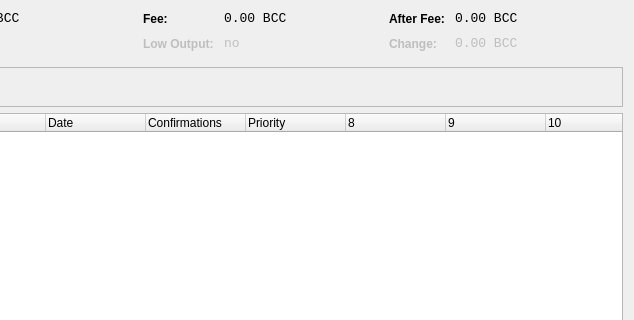
This is src/qt/forms/coincontroldialog.ui in owner232/USDEX as Qt 5 draws it before an edit; both pictures show x 366 to 1000 and y 0 to 320 of the 1000 by 500 pixel window. The edited form follows.
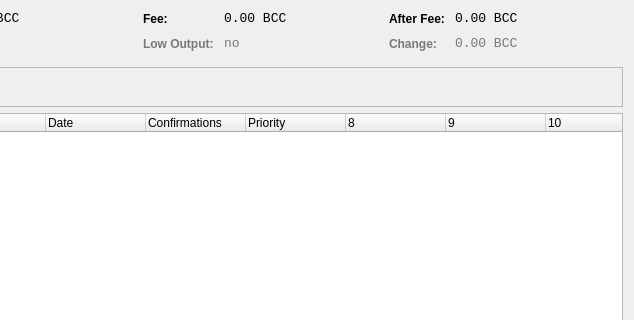
This is the edited form. Icons and pictures are not drawn. Custom widgets are drawn as their Qt base class.

```diff
--- a/src/qt/forms/coincontroldialog.ui
+++ b/src/qt/forms/coincontroldialog.ui
@@ -236,6 +236,124 @@
          <property name="enabled">
           <bool>false</bool>
          </property>
+         <property name="palette">
+          <palette>
+           <active>
+            <colorrole role="WindowText">
+             <brush brushstyle="SolidPattern">
+              <color alpha="255">
+               <red>0</red>
+               <green>0</green>
+               <blue>0</blue>
+              </color>
+             </brush>
+            </colorrole>
+            <colorrole role="Text">
+             <brush brushstyle="SolidPattern">
+              <color alpha="255">
+               <red>0</red>
+               <green>0</green>
+               <blue>0</blue>
+              </color>
+             </brush>
+            </colorrole>
+            <colorrole role="ButtonText">
+             <brush brushstyle="SolidPattern">
+              <color alpha="255">
+               <red>0</red>
+               <green>0</green>
+               <blue>0</blue>
+              </color>
+             </brush>
+            </colorrole>
+            <colorrole role="ToolTipText">
+             <brush brushstyle="SolidPattern">
+              <color alpha="255">
+               <red>0</red>
+               <green>0</green>
+               <blue>0</blue>
+              </color>
+             </brush>
+            </colorrole>
+           </active>
+           <inactive>
+            <colorrole role="WindowText">
+             <brush brushstyle="SolidPattern">
+              <color alpha="255">
+               <red>0</red>
+               <green>0</green>
+               <blue>0</blue>
+              </color>
+             </brush>
+            </colorrole>
+            <colorrole role="Text">
+             <brush brushstyle="SolidPattern">
+              <color alpha="255">
+               <red>0</red>
+               <green>0</green>
+               <blue>0</blue>
+              </color>
+             </brush>
+            </colorrole>
+            <colorrole role="ButtonText">
+             <brush brushstyle="SolidPattern">
+              <color alpha="255">
+               <red>0</red>
+               <green>0</green>
+               <blue>0</blue>
+              </color>
+             </brush>
+            </colorrole>
+            <colorrole role="ToolTipText">
+             <brush brushstyle="SolidPattern">
+              <color alpha="255">
+               <red>0</red>
+               <green>0</green>
+               <blue>0</blue>
+              </color>
+             </brush>
+            </colorrole>
+           </inactive>
+           <disabled>
+            <colorrole role="WindowText">
+             <brush brushstyle="SolidPattern">
+              <color alpha="255">
+               <red>120</red>
+               <green>120</green>
+               <blue>120</blue>
+              </color>
+             </brush>
+            </colorrole>
+            <colorrole role="Text">
+             <brush brushstyle="SolidPattern">
+              <color alpha="255">
+               <red>120</red>
+               <green>120</green>
+               <blue>120</blue>
+              </color>
+             </brush>
+            </colorrole>
+            <colorrole role="ButtonText">
+             <brush brushstyle="SolidPattern">
+              <color alpha="255">
+               <red>120</red>
+               <green>120</green>
+               <blue>120</blue>
+              </color>
+             </brush>
+            </colorrole>
+            <colorrole role="ToolTipText">
+             <brush brushstyle="SolidPattern">
+              <color alpha="255">
+               <red>0</red>
+               <green>0</green>
+               <blue>0</blue>
+              </color>
+             </brush>
+            </colorrole>
+           </disabled>
+          </palette>
+         </property>
          <property name="styleSheet">
           <string notr="true">font-weight:bold;</string>
          </property>
@@ -249,6 +367,124 @@
          <property name="enabled">
           <bool>false</bool>
          </property>
+         <property name="palette">
+          <palette>
+           <active>
+            <colorrole role="WindowText">
+             <brush brushstyle="SolidPattern">
+              <color alpha="255">
+               <red>0</red>
+               <green>0</green>
+               <blue>0</blue>
+              </color>
+             </brush>
+            </colorrole>
+            <colorrole role="Text">
+             <brush brushstyle="SolidPattern">
+              <color alpha="255">
+               <red>0</red>
+               <green>0</green>
+               <blue>0</blue>
+              </color>
+             </brush>
+            </colorrole>
+            <colorrole role="ButtonText">
+             <brush brushstyle="SolidPattern">
+              <color alpha="255">
+               <red>0</red>
+               <green>0</green>
+               <blue>0</blue>
+              </color>
+             </brush>
+            </colorrole>
+            <colorrole role="ToolTipText">
+             <brush brushstyle="SolidPattern">
+              <color alpha="255">
+               <red>0</red>
+               <green>0</green>
+               <blue>0</blue>
+              </color>
+             </brush>
+            </colorrole>
+           </active>
+           <inactive>
+            <colorrole role="WindowText">
+             <brush brushstyle="SolidPattern">
+              <color alpha="255">
+               <red>0</red>
+               <green>0</green>
+               <blue>0</blue>
+              </color>
+             </brush>
+            </colorrole>
+            <colorrole role="Text">
+             <brush brushstyle="SolidPattern">
+              <color alpha="255">
+               <red>0</red>
+               <green>0</green>
+               <blue>0</blue>
+              </color>
+             </brush>
+            </colorrole>
+            <colorrole role="ButtonText">
+             <brush brushstyle="SolidPattern">
+              <color alpha="255">
+               <red>0</red>
+               <green>0</green>
+               <blue>0</blue>
+              </color>
+             </brush>
+            </colorrole>
+            <colorrole role="ToolTipText">
+             <brush brushstyle="SolidPattern">
+              <color alpha="255">
+               <red>0</red>
+               <green>0</green>
+               <blue>0</blue>
+              </color>
+             </brush>
+            </colorrole>
+           </inactive>
+           <disabled>
+            <colorrole role="WindowText">
+             <brush brushstyle="SolidPattern">
+              <color alpha="255">
+               <red>120</red>
+               <green>120</green>
+               <blue>120</blue>
+              </color>
+             </brush>
+            </colorrole>
+            <colorrole role="Text">
+             <brush brushstyle="SolidPattern">
+              <color alpha="255">
+               <red>120</red>
+               <green>120</green>
+               <blue>120</blue>
+              </color>
+             </brush>
+            </colorrole>
+            <colorrole role="ButtonText">
+             <brush brushstyle="SolidPattern">
+              <color alpha="255">
+               <red>120</red>
+               <green>120</green>
+               <blue>120</blue>
+              </color>
+             </brush>
+            </colorrole>
+            <colorrole role="ToolTipText">
+             <brush brushstyle="SolidPattern">
+              <color alpha="255">
+               <red>0</red>
+               <green>0</green>
+               <blue>0</blue>
+              </color>
+             </brush>
+            </colorrole>
+           </disabled>
+          </palette>
+         </property>
          <property name="font">
           <font>
            <family>Monospace</family>
@@ -322,6 +558,124 @@
          <property name="enabled">
           <bool>false</bool>
          </property>
+         <property name="palette">
+          <palette>
+           <active>
+            <colorrole role="WindowText">
+             <brush brushstyle="SolidPattern">
+              <color alpha="255">
+               <red>0</red>
+               <green>0</green>
+               <blue>0</blue>
+              </color>
+             </brush>
+            </colorrole>
+            <colorrole role="Text">
+             <brush brushstyle="SolidPattern">
+              <color alpha="255">
+               <red>0</red>
+               <green>0</green>
+               <blue>0</blue>
+              </color>
+             </brush>
+            </colorrole>
+            <colorrole role="ButtonText">
+             <brush brushstyle="SolidPattern">
+              <color alpha="255">
+               <red>0</red>
+               <green>0</green>
+               <blue>0</blue>
+              </color>
+             </brush>
+            </colorrole>
+            <colorrole role="ToolTipText">
+             <brush brushstyle="SolidPattern">
+              <color alpha="255">
+               <red>0</red>
+               <green>0</green>
+               <blue>0</blue>
+              </color>
+             </brush>
+            </colorrole>
+           </active>
+           <inactive>
+            <colorrole role="WindowText">
+             <brush brushstyle="SolidPattern">
+              <color alpha="255">
+               <red>0</red>
+               <green>0</green>
+               <blue>0</blue>
+              </color>
+             </brush>
+            </colorrole>
+            <colorrole role="Text">
+             <brush brushstyle="SolidPattern">
+              <color alpha="255">
+               <red>0</red>
+               <green>0</green>
+               <blue>0</blue>
+              </color>
+             </brush>
+            </colorrole>
+            <colorrole role="ButtonText">
+             <brush brushstyle="SolidPattern">
+              <color alpha="255">
+               <red>0</red>
+               <green>0</green>
+               <blue>0</blue>
+              </color>
+             </brush>
+            </colorrole>
+            <colorrole role="ToolTipText">
+             <brush brushstyle="SolidPattern">
+              <color alpha="255">
+               <red>0</red>
+               <green>0</green>
+               <blue>0</blue>
+              </color>
+             </brush>
+            </colorrole>
+           </inactive>
+           <disabled>
+            <colorrole role="WindowText">
+             <brush brushstyle="SolidPattern">
+              <color alpha="255">
+               <red>120</red>
+               <green>120</green>
+               <blue>120</blue>
+              </color>
+             </brush>
+            </colorrole>
+            <colorrole role="Text">
+             <brush brushstyle="SolidPattern">
+              <color alpha="255">
+               <red>120</red>
+               <green>120</green>
+               <blue>120</blue>
+              </color>
+             </brush>
+            </colorrole>
+            <colorrole role="ButtonText">
+             <brush brushstyle="SolidPattern">
+              <color alpha="255">
+               <red>120</red>
+               <green>120</green>
+               <blue>120</blue>
+              </color>
+             </brush>
+            </colorrole>
+            <colorrole role="ToolTipText">
+             <brush brushstyle="SolidPattern">
+              <color alpha="255">
+               <red>0</red>
+               <green>0</green>
+               <blue>0</blue>
+              </color>
+             </brush>
+            </colorrole>
+           </disabled>
+          </palette>
+         </property>
          <property name="styleSheet">
           <string notr="true">font-weight:bold;</string>
          </property>
@@ -335,6 +689,124 @@
          <property name="enabled">
           <bool>false</bool>
          </property>
+         <property name="palette">
+          <palette>
+           <active>
+            <colorrole role="WindowText">
+             <brush brushstyle="SolidPattern">
+              <color alpha="255">
+               <red>0</red>
+               <green>0</green>
+               <blue>0</blue>
+              </color>
+             </brush>
+            </colorrole>
+            <colorrole role="Text">
+             <brush brushstyle="SolidPattern">
+              <color alpha="255">
+               <red>0</red>
+               <green>0</green>
+               <blue>0</blue>
+              </color>
+             </brush>
+            </colorrole>
+            <colorrole role="ButtonText">
+             <brush brushstyle="SolidPattern">
+              <color alpha="255">
+               <red>0</red>
+               <green>0</green>
+               <blue>0</blue>
+              </color>
+             </brush>
+            </colorrole>
+            <colorrole role="ToolTipText">
+             <brush brushstyle="SolidPattern">
+              <color alpha="255">
+               <red>0</red>
+               <green>0</green>
+               <blue>0</blue>
+              </color>
+             </brush>
+            </colorrole>
+           </active>
+           <inactive>
+            <colorrole role="WindowText">
+             <brush brushstyle="SolidPattern">
+              <color alpha="255">
+               <red>0</red>
+               <green>0</green>
+               <blue>0</blue>
+              </color>
+             </brush>
+            </colorrole>
+            <colorrole role="Text">
+             <brush brushstyle="SolidPattern">
+              <color alpha="255">
+               <red>0</red>
+               <green>0</green>
+               <blue>0</blue>
+              </color>
+             </brush>
+            </colorrole>
+            <colorrole role="ButtonText">
+             <brush brushstyle="SolidPattern">
+              <color alpha="255">
+               <red>0</red>
+               <green>0</green>
+               <blue>0</blue>
+              </color>
+             </brush>
+            </colorrole>
+            <colorrole role="ToolTipText">
+             <brush brushstyle="SolidPattern">
+              <color alpha="255">
+               <red>0</red>
+               <green>0</green>
+               <blue>0</blue>
+              </color>
+             </brush>
+            </colorrole>
+           </inactive>
+           <disabled>
+            <colorrole role="WindowText">
+             <brush brushstyle="SolidPattern">
+              <color alpha="255">
+               <red>120</red>
+               <green>120</green>
+               <blue>120</blue>
+              </color>
+             </brush>
+            </colorrole>
+            <colorrole role="Text">
+             <brush brushstyle="SolidPattern">
+              <color alpha="255">
+               <red>120</red>
+               <green>120</green>
+               <blue>120</blue>
+              </color>
+             </brush>
+            </colorrole>
+            <colorrole role="ButtonText">
+             <brush brushstyle="SolidPattern">
+              <color alpha="255">
+               <red>120</red>
+               <green>120</green>
+               <blue>120</blue>
+              </color>
+             </brush>
+            </colorrole>
+            <colorrole role="ToolTipText">
+             <brush brushstyle="SolidPattern">
+              <color alpha="255">
+               <red>0</red>
+               <green>0</green>
+               <blue>0</blue>
+              </color>
+             </brush>
+            </colorrole>
+           </disabled>
+          </palette>
+         </property>
          <property name="font">
           <font>
            <family>Monospace</family>
```
Left out of the diff: 2360 changed lines with no effect on the pictures.
